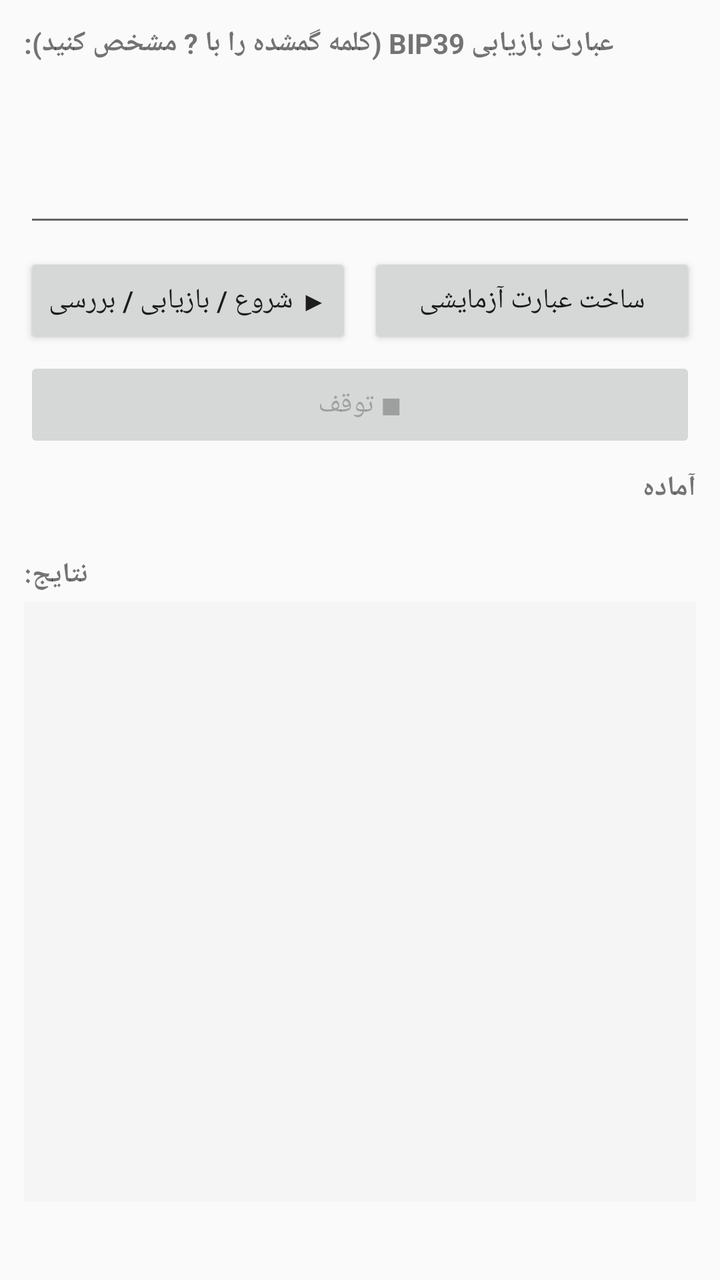
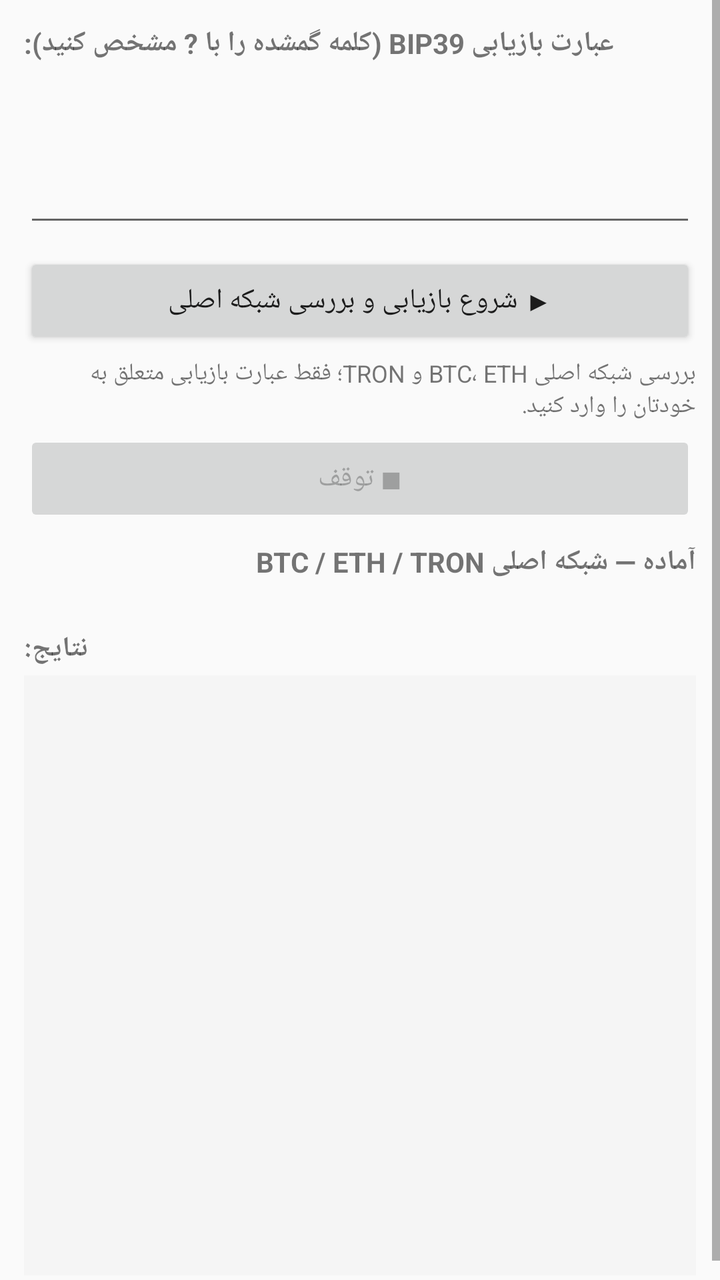

Before-and-after screenshots of an Android layout around one commit, followed by the original layout XML and the change that was made.
<!-- AndroidManifest.xml: application theme Theme.AppCompat.Light.NoActionBar -->
<!-- res/layout/activity_main.xml -->
<?xml version="1.0" encoding="utf-8"?>
<ScrollView xmlns:android="http://schemas.android.com/apk/res/android"
    android:layout_width="match_parent"
    android:layout_height="match_parent"
    android:fillViewport="true">

    <LinearLayout
        android:layout_width="match_parent"
        android:layout_height="wrap_content"
        android:orientation="vertical"
        android:padding="12dp">

        <TextView
            android:layout_width="wrap_content"
            android:layout_height="wrap_content"
            android:text="عبارت بازیابی BIP39 (کلمه گمشده را با ? مشخص کنید):"
            android:textStyle="bold" />

        <EditText
            android:id="@+id/inputText"
            android:layout_width="match_parent"
            android:layout_height="wrap_content"
            android:minLines="3"
            android:gravity="top|start"
            android:fontFamily="monospace"
            android:inputType="textMultiLine|textNoSuggestions"
            android:layout_marginTop="4dp" />

        <LinearLayout
            android:layout_width="match_parent"
            android:layout_height="wrap_content"
            android:orientation="horizontal"
            android:layout_marginTop="8dp">

            <Button
                android:id="@+id/startBtn"
                android:layout_width="0dp"
                android:layout_height="wrap_content"
                android:layout_weight="1"
                android:text="▶ شروع / بازیابی / بررسی"
                android:layout_marginEnd="4dp" />

            <Button
                android:id="@+id/testBtn"
                android:layout_width="0dp"
                android:layout_height="wrap_content"
                android:layout_weight="1"
                android:text="ساخت عبارت آزمایشی"
                android:layout_marginStart="4dp" />
        </LinearLayout>

        <Button
            android:id="@+id/stopBtn"
            android:layout_width="match_parent"
            android:layout_height="wrap_content"
            android:text="■ توقف"
            android:enabled="false"
            android:layout_marginTop="4dp" />

        <TextView
            android:id="@+id/statusText"
            android:layout_width="match_parent"
            android:layout_height="wrap_content"
            android:text="آماده"
            android:paddingTop="8dp"
            android:textStyle="bold" />

        <TextView
            android:id="@+id/speedText"
            android:layout_width="match_parent"
            android:layout_height="wrap_content"
            android:text=" "
            android:textSize="12sp"
            android:textColor="#666" />

        <TextView
            android:layout_width="wrap_content"
            android:layout_height="wrap_content"
            android:text="نتایج:"
            android:textStyle="bold"
            android:layout_marginTop="8dp" />

        <ScrollView
            android:id="@+id/outputScroll"
            android:layout_width="match_parent"
            android:layout_height="300dp"
            android:layout_marginTop="4dp"
            android:background="#F5F5F5"
            android:padding="8dp">

            <TextView
                android:id="@+id/outputText"
                android:layout_width="match_parent"
                android:layout_height="wrap_content"
                android:fontFamily="monospace"
                android:textIsSelectable="true"
                android:textSize="13sp" />
        </ScrollView>
    </LinearLayout>
</ScrollView>
<!-- resources referenced by this layout -->
<resources>

</resources>

<!-- the commit's change to res/layout/activity_main.xml (unified diff, before → after) -->
@@ -26,28 +26,19 @@
             android:inputType="textMultiLine|textNoSuggestions"
             android:layout_marginTop="4dp" />
 
-        <LinearLayout
+        <Button
+            android:id="@+id/startBtn"
             android:layout_width="match_parent"
             android:layout_height="wrap_content"
-            android:orientation="horizontal"
-            android:layout_marginTop="8dp">
+            android:layout_marginTop="8dp"
+            android:text="▶ شروع بازیابی و بررسی شبکه اصلی" />
 
-            <Button
-                android:id="@+id/startBtn"
-                android:layout_width="0dp"
-                android:layout_height="wrap_content"
-                android:layout_weight="1"
-                android:text="▶ شروع / بازیابی / بررسی"
-                android:layout_marginEnd="4dp" />
-
-            <Button
-                android:id="@+id/testBtn"
-                android:layout_width="0dp"
-                android:layout_height="wrap_content"
-                android:layout_weight="1"
-                android:text="ساخت عبارت آزمایشی"
-                android:layout_marginStart="4dp" />
-        </LinearLayout>
+        <TextView
+            android:layout_width="match_parent"
+            android:layout_height="wrap_content"
+            android:layout_marginTop="4dp"
+            android:text="بررسی شبکه اصلی BTC، ETH و TRON؛ فقط عبارت بازیابی متعلق به خودتان را وارد کنید."
+            android:textSize="12sp" />
 
         <Button
             android:id="@+id/stopBtn"
@@ -61,7 +52,7 @@
             android:id="@+id/statusText"
             android:layout_width="match_parent"
             android:layout_height="wrap_content"
-            android:text="آماده"
+            android:text="آماده — شبکه اصلی BTC / ETH / TRON"
             android:paddingTop="8dp"
             android:textStyle="bold" />
 
